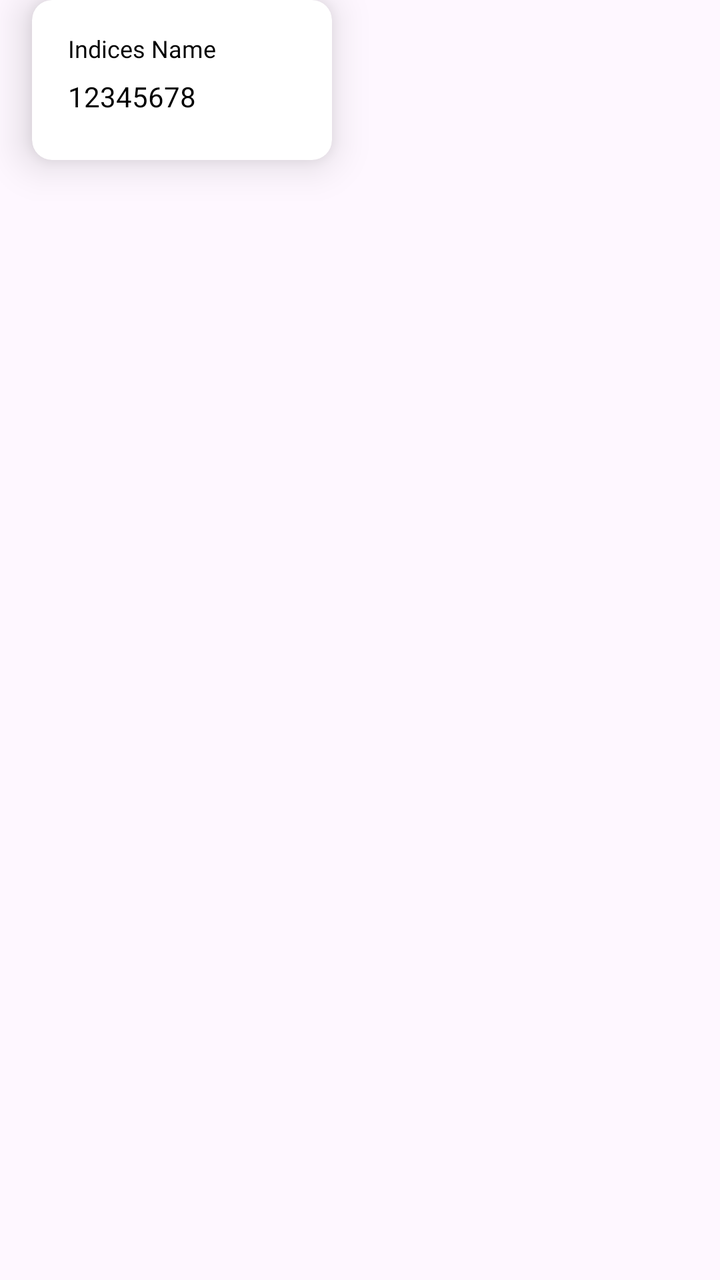
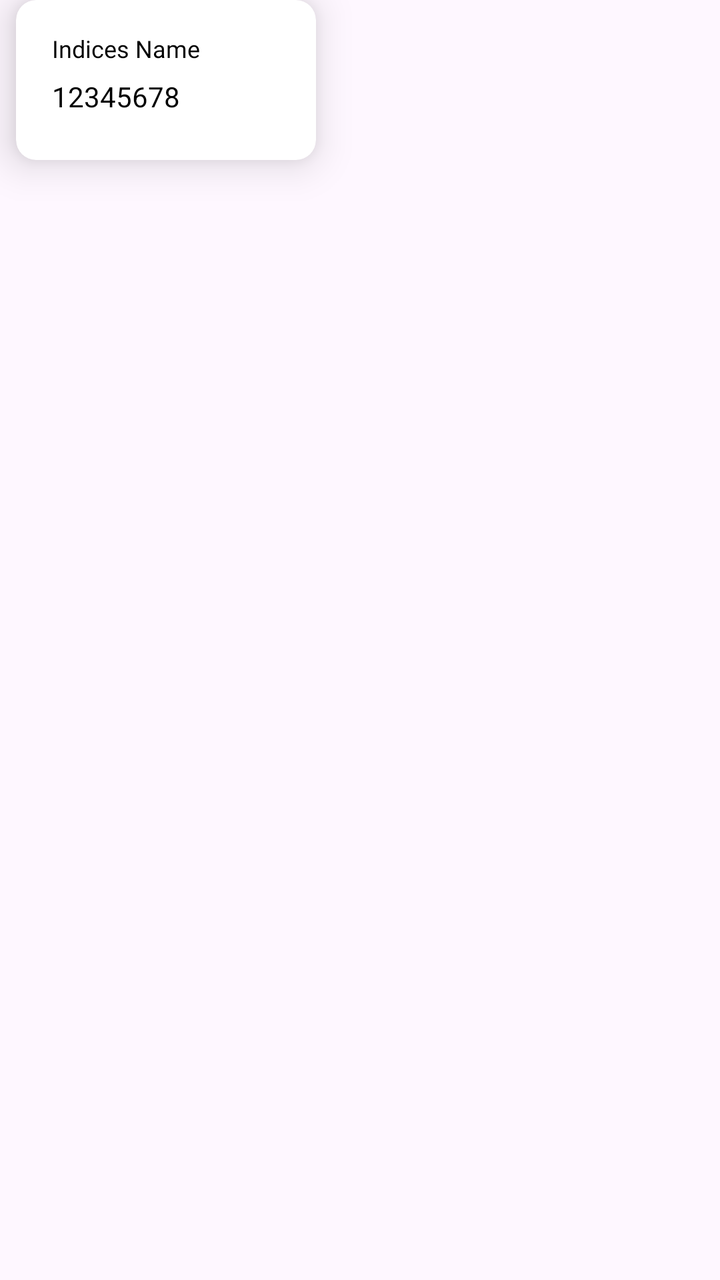

Before-and-after screenshots of an Android layout around one commit, followed by the original layout XML and the change that was made.
<!-- AndroidManifest.xml: application theme Theme.InvestGenius -->
<!-- res/layout/indices.xml -->
<?xml version="1.0" encoding="utf-8"?>
<androidx.constraintlayout.widget.ConstraintLayout xmlns:android="http://schemas.android.com/apk/res/android"
    xmlns:app="http://schemas.android.com/apk/res-auto"
    xmlns:tools="http://schemas.android.com/tools"
    android:layout_width="180dp"
    android:layout_height="100dp">

    <androidx.cardview.widget.CardView
        android:layout_width="150dp"
        android:layout_height="80dp"
        android:layout_marginStart="16dp"
        app:cardBackgroundColor="@color/white"
        app:cardCornerRadius="10dp"
        app:cardElevation="12dp"
        app:layout_constraintStart_toStartOf="parent">

        <androidx.constraintlayout.widget.ConstraintLayout
            android:layout_width="match_parent"
            android:layout_height="match_parent"
            android:padding="8dp">

            <TextView
                android:id="@+id/textView23"
                android:layout_width="wrap_content"
                android:layout_height="wrap_content"
                android:layout_marginTop="8dp"
                android:layout_marginEnd="40dp"
                android:fontFamily="@font/poppins_semibold"
                android:text="Indices Name"
                android:textColor="@color/black"
                android:textSize="12sp"
                app:layout_constraintEnd_toEndOf="parent"
                app:layout_constraintStart_toStartOf="parent"
                app:layout_constraintTop_toTopOf="parent" />

            <TextView
                android:id="@+id/textView24"
                android:layout_width="wrap_content"
                android:layout_height="wrap_content"
                android:layout_marginBottom="8dp"
                android:text="12345678"
                android:textColor="@color/black"
                app:layout_constraintBottom_toBottomOf="parent"
                app:layout_constraintStart_toStartOf="@+id/textView23"
                app:layout_constraintTop_toBottomOf="@+id/textView23" />
        </androidx.constraintlayout.widget.ConstraintLayout>
    </androidx.cardview.widget.CardView>
</androidx.constraintlayout.widget.ConstraintLayout>
<!-- resources referenced by this layout -->
<resources>
  <color name="black">#FF000000</color>
  <color name="white">#FFFFFFFF</color>
  <style name="Theme.InvestGenius" parent="Base.Theme.InvestGenius" />
  <style name="Base.Theme.InvestGenius" parent="Theme.Material3.DayNight.NoActionBar">
          
          
      </style>
</resources>

<!-- the commit's change to res/layout/indices.xml (unified diff, before → after) -->
@@ -8,7 +8,7 @@
     <androidx.cardview.widget.CardView
         android:layout_width="150dp"
         android:layout_height="80dp"
-        android:layout_marginStart="16dp"
+        android:layout_marginStart="8dp"
         app:cardBackgroundColor="@color/white"
         app:cardCornerRadius="10dp"
         app:cardElevation="12dp"
